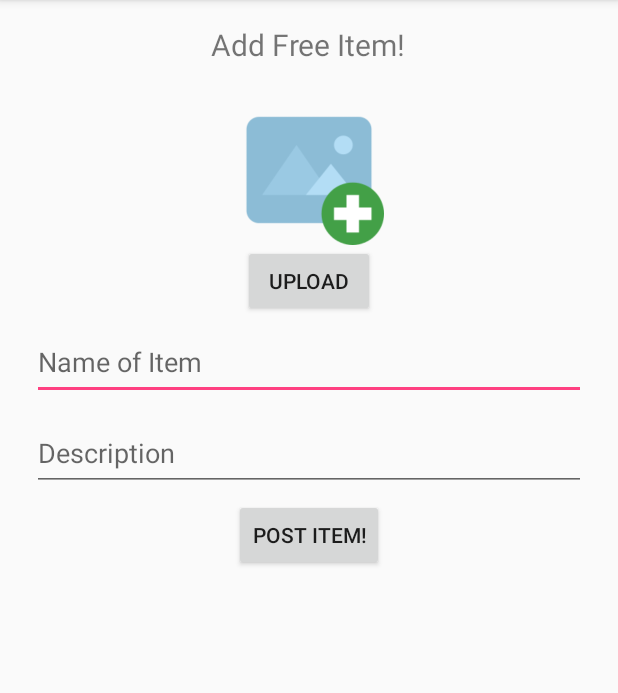
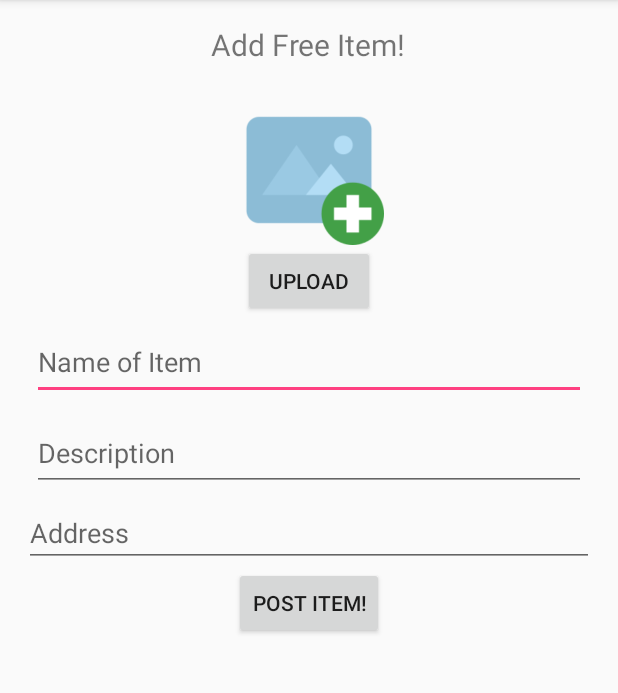
Before and after one commit to dakhila/FreeShyt, an Android app: the ProfileActivity screen opened directly, with no data from a screen before it, after a tap on "POST ITEM!", on a phone screen of 412 x 824 dp, the part 84-777 px from its top. Run offline under Robolectric (Android 15) with nearby library versions, the phone set to English and light mode, and no system bars; our stand-ins replace Firebase (no records; nobody signed in at launch, a user with empty details on screens opened directly); libraries missing offline, so code that uses them is left out: com.firebase.client; 1 statement that could not run was skipped.

Commit message:
working on location

```diff
--- a/app/src/main/AndroidManifest.xml
+++ b/app/src/main/AndroidManifest.xml
@@ -15,6 +15,9 @@
     <uses-permission android:name="android.permission.READ_EXTERNAL_STORAGE" />
 
     <uses-feature android:name="android.hardware.camera.autofocus" />
+
+    <uses-permission android:name="android.permission.ACCESS_FINE_LOCATION" />
+
 
     <application
         android:allowBackup="true"
--- /dev/null
+++ b/app/src/main/java/com/firstapp/anas/freeshyt/GeocodingLocation.java
@@ -0,0 +1,65 @@
+package com.firstapp.anas.freeshyt;
+
+import android.content.Context;
+import android.location.Address;
+import android.location.Geocoder;
+import android.util.Log;
+import android.widget.Toast;
+
+import java.io.IOException;
+import java.util.List;
+import java.util.Locale;
+
+/**
+ * Created by Devin on 9/10/2016.
+ */
+
+public class GeocodingLocation {
+
+    private static final String TAG = "GeocodingLocation";
+
+    public static void getAddressFromLocation(final String locationAddress,
+                                              final Context context) {
+        Thread thread = new Thread() {
+            @Override
+            public void run() {
+                Geocoder geocoder = new Geocoder(context, Locale.getDefault());
+                String result = null;
+                try {
+                    List addressList = geocoder.getFromLocationName(locationAddress, 1);
+                    if (addressList != null && addressList.size() > 0) {
+                        Address address = (Address) addressList.get(0);
+                        StringBuilder sb = new StringBuilder();
+                        sb.append(address.getLatitude()).append("\n");
+                        sb.append(address.getLongitude()).append("\n");
+                        result = sb.toString();
+
+                        Toast.makeText(context, result.toString(), Toast.LENGTH_SHORT).show();
+                    }
+                } catch (IOException e) {
+                    Log.e(TAG, "Unable to connect to Geocoder", e);
+                } finally {
+//                    Message message = Message.obtain();
+//                    message.setTarget(handler);
+//                    if (result != null) {
+//                        message.what = 1;
+//                        Bundle bundle = new Bundle();
+//                        result = "Address: " + locationAddress +
+//                                "\n\nLatitude and Longitude :\n" + result;
+//                        bundle.putString("address", result);
+//                        message.setData(bundle);
+//                    } else {
+//                        message.what = 1;
+//                        Bundle bundle = new Bundle();
+//                        result = "Address: " + locationAddress +
+//                                "\n Unable to get Latitude and Longitude for this address location.";
+//                        bundle.putString("address", result);
+//                        message.setData(bundle);
+//                    }
+//                    message.sendToTarget();
+                }
+            }
+        };
+        thread.start();
+    }
+}
--- a/app/src/main/java/com/firstapp/anas/freeshyt/ProfileActivity.java
+++ b/app/src/main/java/com/firstapp/anas/freeshyt/ProfileActivity.java
@@ -52,8 +52,10 @@ public class ProfileActivity extends AppCompatActivity {
 
     EditText nameTextField;
     EditText descTextField;
+    EditText addressTextField;
     String postName;
     String postDescription;
+    String address;
     private Uri postImage;
     String postKey;
 
@@ -82,6 +84,7 @@ public class ProfileActivity extends AppCompatActivity {
 
         nameTextField = (EditText) findViewById(R.id.text_name);
         descTextField = (EditText) findViewById(R.id.text_description);
+        addressTextField = (EditText) findViewById(R.id.address);
 
         final DatabaseReference postsRef = mDatabase.child("Posts");
         //textViewUserEmail = (TextView) findViewById(R.id.textViewUserEmail);
@@ -117,9 +120,19 @@ public class ProfileActivity extends AppCompatActivity {
                 //selectImage();
                 postName = nameTextField.getText().toString();
                 postDescription = descTextField.getText().toString();
+                address = addressTextField.getText().toString();
+
+                GeocodingLocation locationAddress = new GeocodingLocation();
+                locationAddress.getAddressFromLocation(address,
+                        getApplicationContext());
+
 
                 if(!postName.equals("") &&
-                        !postDescription.equals("") && !postImage.equals(null)) {
+                        !postDescription.equals("") && !postImage.equals(null)
+                        && !address.equals("")) {
+
+
+
 
                     Post post = new Post(postName, postDescription);
 
@@ -159,6 +172,8 @@ public class ProfileActivity extends AppCompatActivity {
 //            }
 //        });
     }
+
+
 
     @Override
     protected void onActivityResult(int requestCode, int resultCode, Intent data) {
--- a/app/src/main/res/layout/activity_profile.xml
+++ b/app/src/main/res/layout/activity_profile.xml
@@ -91,7 +91,6 @@
                 <!--android:layout_alignParentStart="true"-->
                 <!--android:layout_gravity="center_horizontal" />-->
 
-
             <EditText
                 android:id="@+id/text_name"
                 android:layout_margin="5dp"
@@ -109,6 +108,14 @@
                 android:layout_height="50dp"
                 android:layout_alignParentBottom="true"
                 android:voiceSearchMode="showVoiceSearchButton|launchRecognizer"/>
+
+            <EditText
+                android:layout_width="fill_parent"
+                android:layout_height="wrap_content"
+                android:id="@+id/address"
+                android:layout_alignParentTop="true"
+                android:singleLine="true"
+                android:hint="Address" />
 
 
         <!--<EditText-->
--- a/app/src/main/res/layout/fragment_item_list.xml
+++ b/app/src/main/res/layout/fragment_item_list.xml
@@ -31,6 +31,9 @@
         <!--android:id="@+id/add_button"/>-->
 
 
+
+
+
     <android.support.design.widget.FloatingActionButton
         android:id="@+id/add_button"
         android:layout_width="wrap_content"
```
